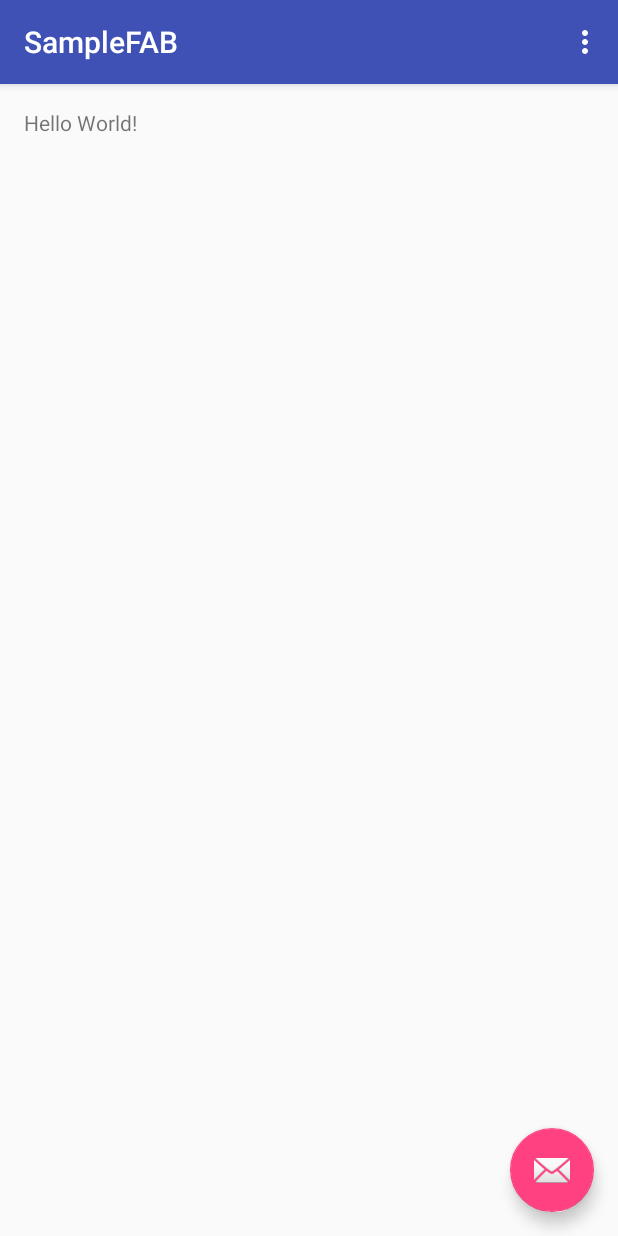
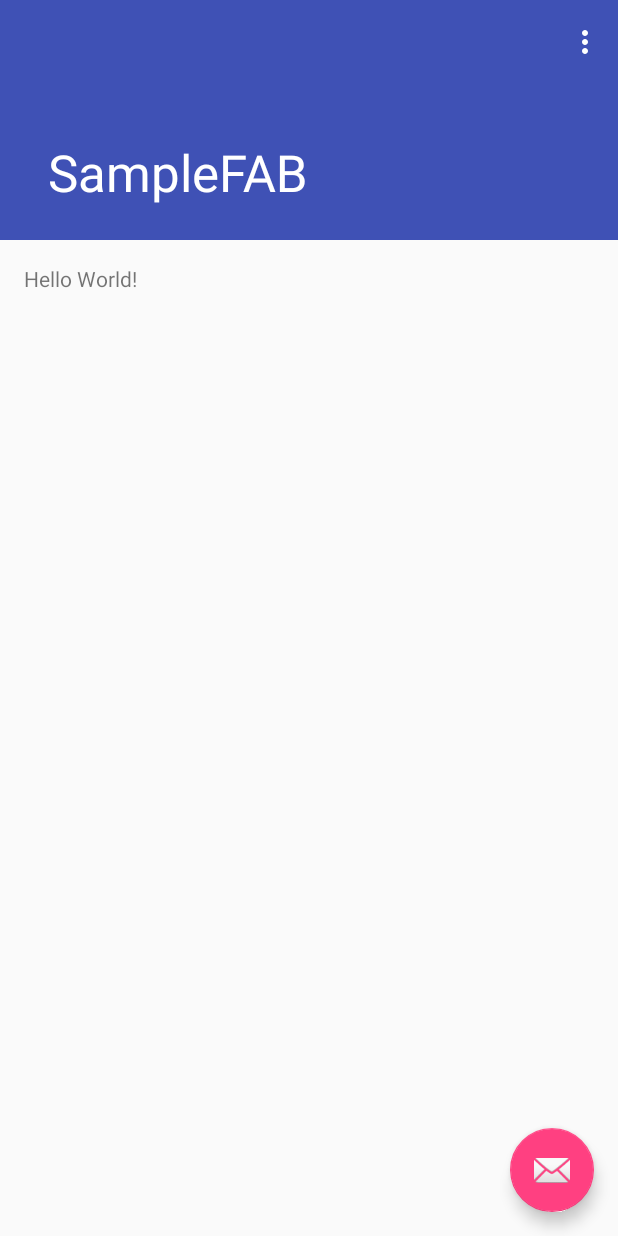
Before and after one commit to oRajatSharma/SampleFAB, an Android app: the screen it shows after launch (MainActivity), on a phone screen of 412 x 824 dp. Run offline under Robolectric (Android 15) with nearby library versions, the phone set to English and light mode, and no system bars.

Commit message:
Coordinator layout and collapsable appbar working

```diff
--- a/app/src/main/res/layout/activity_main.xml
+++ b/app/src/main/res/layout/activity_main.xml
@@ -2,16 +2,31 @@
 <android.support.design.widget.CoordinatorLayout
     xmlns:android="http://schemas.android.com/apk/res/android"
     xmlns:app="http://schemas.android.com/apk/res-auto"
-    xmlns:tools="http://schemas.android.com/tools" android:layout_width="match_parent"
-    android:layout_height="match_parent" android:fitsSystemWindows="true"
+    xmlns:tools="http://schemas.android.com/tools"
+    android:layout_width="match_parent"
+    android:layout_height="match_parent"
+    android:fitsSystemWindows="true"
     tools:context=".MainActivity">
 
-    <android.support.design.widget.AppBarLayout android:layout_height="wrap_content"
-        android:layout_width="match_parent" android:theme="@style/AppTheme.AppBarOverlay">
+    <android.support.design.widget.AppBarLayout
+        android:layout_height="160dp"
+        android:layout_width="match_parent"
+        android:theme="@style/AppTheme.AppBarOverlay">
 
-        <android.support.v7.widget.Toolbar android:id="@+id/toolbar"
-            android:layout_width="match_parent" android:layout_height="?attr/actionBarSize"
-            android:background="?attr/colorPrimary" app:popupTheme="@style/AppTheme.PopupOverlay" />
+        <android.support.design.widget.CollapsingToolbarLayout
+            android:layout_width="match_parent"
+            android:layout_height="match_parent"
+            app:layout_scrollFlags="scroll|exitUntilCollapsed">
+
+            <android.support.v7.widget.Toolbar
+                android:id="@+id/toolbar"
+                android:layout_width="match_parent"
+                android:layout_height="?attr/actionBarSize"
+                android:background="?attr/colorPrimary"
+                app:layout_collapseMode="pin"
+                />
+
+        </android.support.design.widget.CollapsingToolbarLayout>
 
     </android.support.design.widget.AppBarLayout>
 
--- a/app/src/main/res/layout/content_main.xml
+++ b/app/src/main/res/layout/content_main.xml
@@ -1,14 +1,25 @@
 <?xml version="1.0" encoding="utf-8"?>
 <RelativeLayout xmlns:android="http://schemas.android.com/apk/res/android"
     xmlns:tools="http://schemas.android.com/tools"
-    xmlns:app="http://schemas.android.com/apk/res-auto" android:layout_width="match_parent"
-    android:layout_height="match_parent" android:paddingLeft="@dimen/activity_horizontal_margin"
+    xmlns:app="http://schemas.android.com/apk/res-auto"
+    android:layout_width="match_parent"
+    android:layout_height="match_parent"
+    android:paddingLeft="@dimen/activity_horizontal_margin"
     android:paddingRight="@dimen/activity_horizontal_margin"
     android:paddingTop="@dimen/activity_vertical_margin"
     android:paddingBottom="@dimen/activity_vertical_margin"
     app:layout_behavior="@string/appbar_scrolling_view_behavior"
+
     tools:showIn="@layout/activity_main" tools:context=".MainActivity">
 
-    <TextView android:text="Hello World!" android:layout_width="wrap_content"
-        android:layout_height="wrap_content" />
+    <ScrollView
+        android:layout_width="match_parent"
+        android:layout_height="match_parent"
+        android:nestedScrollingEnabled="true">
+
+        <TextView android:text="Hello World!" android:layout_width="wrap_content"
+            android:layout_height="1800dp" />
+
+    </ScrollView>
+
 </RelativeLayout>
```
Also changed, not shown: 2 other files.
